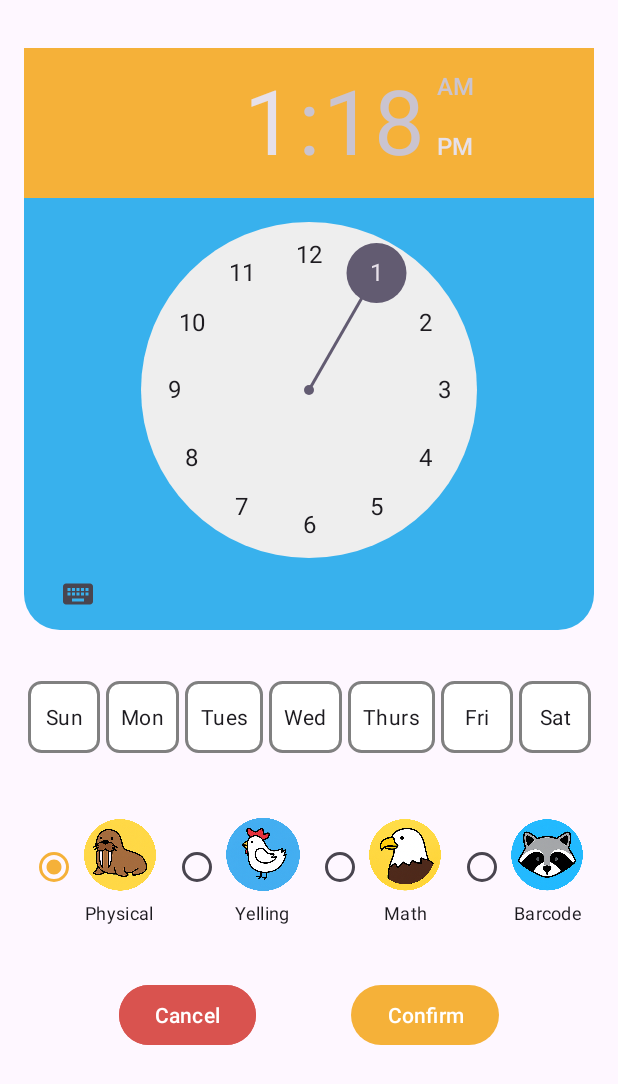
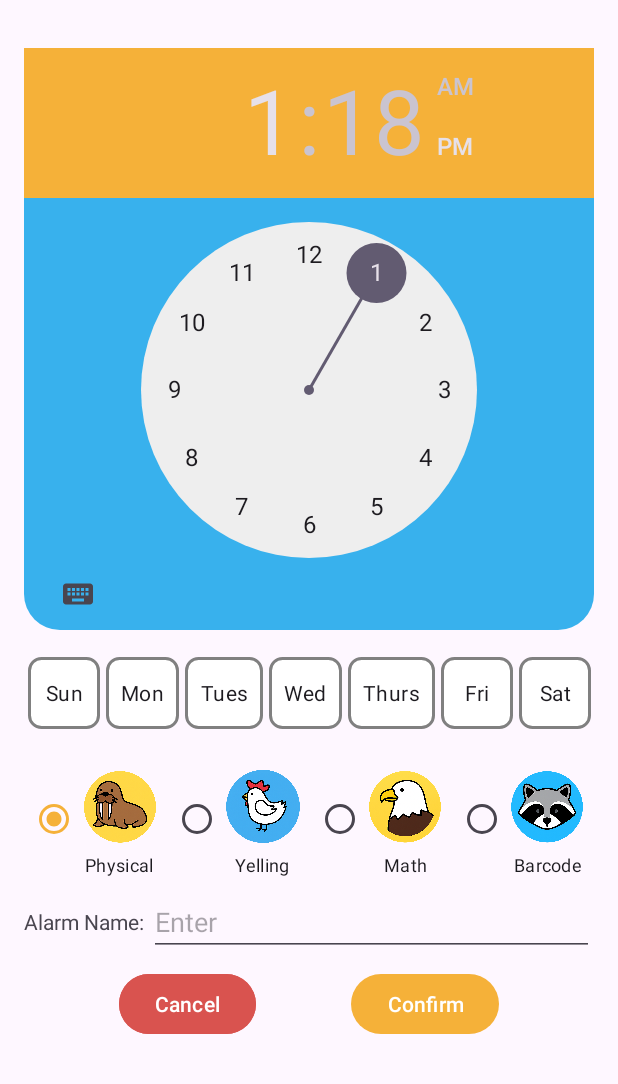
Before and after one commit to varunvaliveti/WakeBuddy, an Android app: the AddAlarmFragment screen opened through its navigation route, on a phone screen of 412 x 824 dp. Shown: the top 1084 px of the screen. Run offline under Robolectric (Android 15) with nearby library versions, the phone set to English and light mode, and no system bars.

Commit message:
Implemented alarm adding functionality to add_alarms fragment. Modified Alarm.java data model
# Conflicts:
#	app/src/main/java/edu/sjsu/android/wakebuddy/AddAlarmFragment.java
#	app/src/main/java/edu/sjsu/android/wakebuddy/Alarm.java
#	app/src/main/java/edu/sjsu/android/wakebuddy/MainFragment.java

```diff
--- a/app/src/main/res/layout/fragment_add_alarm.xml
+++ b/app/src/main/res/layout/fragment_add_alarm.xml
@@ -23,7 +23,7 @@
         android:id="@+id/linearLayout"
         android:layout_width="wrap_content"
         android:layout_height="wrap_content"
-        android:layout_marginTop="32dp"
+        android:layout_marginTop="16dp"
         android:orientation="horizontal"
         app:layout_constraintEnd_toEndOf="parent"
         app:layout_constraintStart_toStartOf="parent"
@@ -111,7 +111,7 @@
         android:id="@+id/radioGroup"
         android:layout_width="wrap_content"
         android:layout_height="wrap_content"
-        android:layout_marginTop="32dp"
+        android:layout_marginTop="16dp"
         android:orientation="horizontal"
         app:layout_constraintEnd_toEndOf="parent"
         app:layout_constraintStart_toStartOf="parent"
@@ -174,18 +174,44 @@
         app:layout_constraintHorizontal_bias="0.5"
         app:layout_constraintStart_toEndOf="@+id/add_cancel_btn"
         app:layout_constraintTop_toTopOf="@+id/add_cancel_btn"
-        app:layout_constraintVertical_bias="0.0" />
+        app:layout_constraintVertical_bias="1.0" />
 
     <Button
         android:id="@+id/add_cancel_btn"
         android:layout_width="wrap_content"
         android:layout_height="wrap_content"
-        android:layout_marginTop="32dp"
+        android:layout_marginTop="8dp"
         android:backgroundTint="@color/red"
         android:text="Cancel"
         app:layout_constraintEnd_toStartOf="@+id/add_confirm_btn"
         app:layout_constraintHorizontal_bias="0.5"
         app:layout_constraintStart_toStartOf="parent"
+        app:layout_constraintTop_toBottomOf="@+id/alarm_name_entry" />
+
+    <EditText
+        android:id="@+id/alarm_name_entry"
+        android:layout_width="0dp"
+        android:layout_height="wrap_content"
+        android:autofillHints=""
+        android:hint="Enter"
+        android:inputType="text"
+        android:text=""
+        app:layout_constraintBottom_toBottomOf="@+id/alarm_text_entry_label"
+        app:layout_constraintEnd_toEndOf="parent"
+        app:layout_constraintHorizontal_bias="0.5"
+        app:layout_constraintStart_toEndOf="@+id/alarm_text_entry_label"
+        app:layout_constraintTop_toTopOf="@+id/alarm_text_entry_label" />
+
+    <TextView
+        android:id="@+id/alarm_text_entry_label"
+        android:labelFor="@+id/alarm_name_entry"
+        android:layout_width="wrap_content"
+        android:layout_height="wrap_content"
+        android:layout_marginTop="16dp"
+        android:text="Alarm Name: "
+        app:layout_constraintEnd_toStartOf="@+id/alarm_name_entry"
+        app:layout_constraintHorizontal_bias="0.5"
+        app:layout_constraintStart_toStartOf="parent"
         app:layout_constraintTop_toBottomOf="@+id/radioGroup" />
 
 </androidx.constraintlayout.widget.ConstraintLayout>
--- a/app/src/main/res/navigation/nav.xml
+++ b/app/src/main/res/navigation/nav.xml
@@ -23,6 +23,9 @@
         <action
             android:id="@+id/action_mainFragment_to_addAlarmFragment"
             app:destination="@id/addAlarmFragment" />
+        <argument
+            android:name="added_alarm"
+            app:argType="edu.sjsu.android.wakebuddy.Alarm" />
     </fragment>
     <fragment
         android:id="@+id/addAlarmFragment"
```
